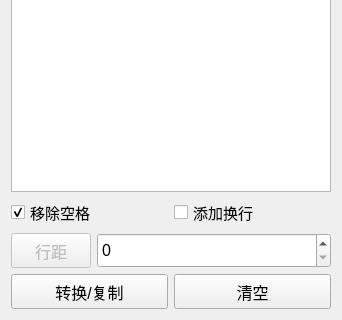
Above: qt_project/epub/text2htmldlg.ui from RockyChing/qt_play before the change; both pictures show x 0 to 342 and y 219 to 539 of the 342 by 539 pixel window. Below: the same form after it.
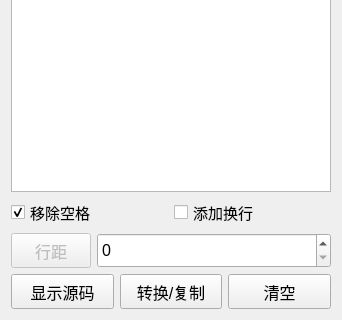
That is the form after the change. Icons and pictures are not drawn.

Commit message: Dev V1.13.1 Add support for lineNum = 0

Diff of the .ui file:
```diff
--- a/qt_project/epub/text2htmldlg.ui
+++ b/qt_project/epub/text2htmldlg.ui
@@ -17,8 +17,8 @@
    <iconset resource="../resources.qrc">
     <normaloff>:/res/images/icon_play.png</normaloff>:/res/images/icon_play.png</iconset>
   </property>
-  <layout class="QVBoxLayout" name="verticalLayout">
-   <item>
+  <layout class="QGridLayout" name="gridLayout">
+   <item row="0" column="0">
     <widget class="QPlainTextEdit" name="textHtmlEdit">
      <property name="minimumSize">
       <size>
@@ -33,8 +33,8 @@
      </property>
     </widget>
    </item>
-   <item>
-    <layout class="QHBoxLayout" name="horizontalLayout_3">
+   <item row="1" column="0">
+    <layout class="QHBoxLayout" name="horizontalLayout">
      <item>
       <widget class="QCheckBox" name="cBoxDelSpace">
        <property name="font">
@@ -64,8 +64,8 @@
      </item>
     </layout>
    </item>
-   <item>
-    <layout class="QHBoxLayout" name="horizontalLayout">
+   <item row="2" column="0">
+    <layout class="QHBoxLayout" name="horizontalLayout_2">
      <item>
       <widget class="QPushButton" name="btnNlDelOpen_2">
        <property name="enabled">
@@ -119,8 +119,26 @@
      </item>
     </layout>
    </item>
-   <item>
-    <layout class="QHBoxLayout" name="horizontalLayout_2">
+   <item row="3" column="0">
+    <layout class="QHBoxLayout" name="horizontalLayout_3">
+     <item>
+      <widget class="QPushButton" name="btnSrc">
+       <property name="minimumSize">
+        <size>
+         <width>0</width>
+         <height>35</height>
+        </size>
+       </property>
+       <property name="font">
+        <font>
+         <pointsize>12</pointsize>
+        </font>
+       </property>
+       <property name="text">
+        <string>显示源码</string>
+       </property>
+      </widget>
+     </item>
      <item>
       <widget class="QPushButton" name="btnTransform">
        <property name="minimumSize">
```
The commit also changes 2 other files.
